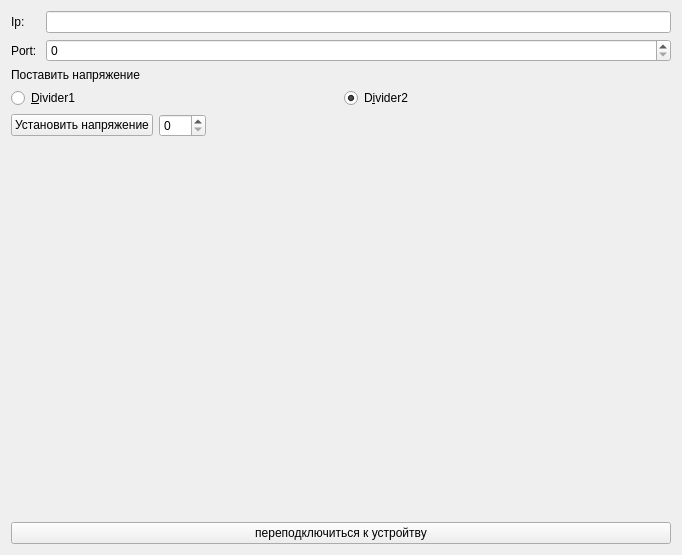
This is CamacClient/hvhandlerform.ui in kapot65/online as Qt 5 draws it before an edit. The edited form follows.
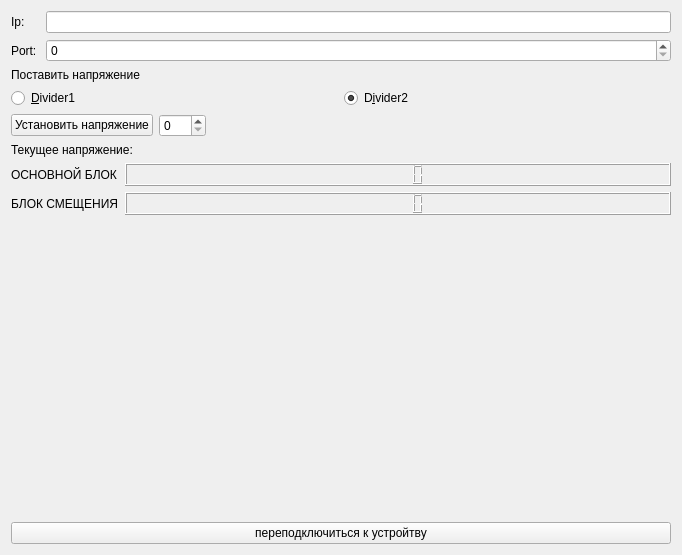
This is the edited form.

Commit message: CamacClientForm добалена очистка логов HVHandlerForm добален вывод напряжения на вкладку

```diff
--- a/CamacClient/hvhandlerform.ui
+++ b/CamacClient/hvhandlerform.ui
@@ -112,6 +112,37 @@
        </item>
       </layout>
      </item>
+     <item>
+      <widget class="QLabel" name="label_6">
+       <property name="text">
+        <string>Текущее напряжение:</string>
+       </property>
+      </widget>
+     </item>
+     <item>
+      <layout class="QFormLayout" name="formLayout_2">
+       <item row="1" column="0">
+        <widget class="QLabel" name="label_2">
+         <property name="text">
+          <string>ОСНОВНОЙ БЛОК</string>
+         </property>
+        </widget>
+       </item>
+       <item row="1" column="1">
+        <widget class="QLCDNumber" name="divider1VolatgeDisplay"/>
+       </item>
+       <item row="2" column="0">
+        <widget class="QLabel" name="label_5">
+         <property name="text">
+          <string>БЛОК СМЕЩЕНИЯ</string>
+         </property>
+        </widget>
+       </item>
+       <item row="2" column="1">
+        <widget class="QLCDNumber" name="divider2VolatgeDisplay"/>
+       </item>
+      </layout>
+     </item>
     </layout>
    </item>
    <item>
```
The commit also changes 4 other files.
